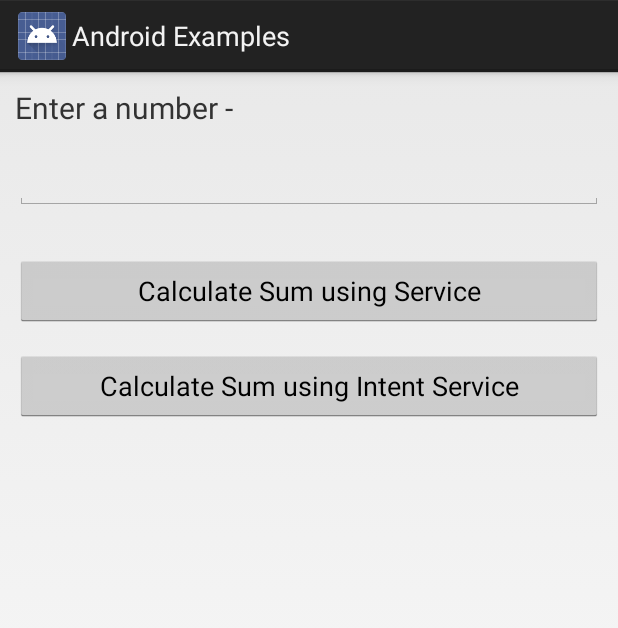
After one commit to VamsiSangam/AndroidExamples, an Android app: the SumServiceActivity screen opened directly, with no data from a screen before it, on a phone screen of 412 x 824 dp. The commit adds this screen. Shown: the top 628 px of the screen. Run offline under Robolectric (Android 15) with nearby library versions, the phone set to English and light mode, and no system bars.

Commit message:
Added Service and IntentService examples

```diff
--- a/app/src/main/AndroidManifest.xml
+++ b/app/src/main/AndroidManifest.xml
@@ -32,7 +32,10 @@
         <activity android:name=".BirthdayCalculatorActivity" />
         <activity android:name=".UserPreferencesActivity" />
         <activity android:name=".ReadWritePreferencesActivity" />
-        <activity android:name=".AsyncTaskDemoActivity"></activity>
+        <activity android:name=".AsyncTaskDemoActivity" />
+        <activity android:name=".SumServiceActivity"/>
+        <service android:name=".SumService"/>
+        <service android:name=".SumIntentService"/>
     </application>
 
 </manifest>
--- a/app/src/main/java/com/vamsisangam/androidexamples/HomeActivity.java
+++ b/app/src/main/java/com/vamsisangam/androidexamples/HomeActivity.java
@@ -54,6 +54,7 @@ public class HomeActivity extends ListActivity {
         arr.add(new HomeActivityListItem("User Preferences", "Set your user preferences. The layout is automatically generated by Android itself!"));
         arr.add(new HomeActivityListItem("Read/Write User Preferences", "Reads and writes user preferences from a custom .xml file. The layout is not generated and the code to read/write to preferences XML file is manually written."));
         arr.add(new HomeActivityListItem("Calculate sum of first N numbers", "Calculates the sum of first N numbers in a slow manner using AsyncTask. Notifies user after sum has been calculated."));
+        arr.add(new HomeActivityListItem("Sum of first N numbers", "Calculates the sum of first N numbers using a Service and an Intent Service. Sends a notification when done."));
 
         ArrayList<HashMap<String, String>> data = new ArrayList<>();
 
@@ -102,6 +103,7 @@ public class HomeActivity extends ListActivity {
         activityMap.put(13, UserPreferencesActivity.class);
         activityMap.put(14, ReadWritePreferencesActivity.class);
         activityMap.put(15, AsyncTaskDemoActivity.class);
+        activityMap.put(16, SumServiceActivity.class);
 
         lv.setOnItemClickListener(new AdapterView.OnItemClickListener() {
             @Override
--- /dev/null
+++ b/app/src/main/java/com/vamsisangam/androidexamples/SumServiceActivity.java
@@ -0,0 +1,36 @@
+package com.vamsisangam.androidexamples;
+
+import android.app.Activity;
+import android.content.Intent;
+import android.os.Bundle;
+import android.view.View;
+import android.widget.EditText;
+
+public class SumServiceActivity extends Activity {
+    EditText number;
+
+    @Override
+    protected void onCreate(Bundle savedInstanceState) {
+        super.onCreate(savedInstanceState);
+        setContentView(R.layout.activity_sum_service);
+        init();
+    }
+
+    private void init() {
+        number = (EditText) findViewById(R.id.SumServiceNumber);
+    }
+
+    public void calculateSumUsingService(View v) {
+        Intent intent = new Intent(this, SumService.class);
+
+        intent.putExtra("number", Integer.parseInt(number.getText().toString()));
+        startService(intent);
+    }
+
+    public void calculateSumUsingIntentService(View v) {
+        Intent intent = new Intent(this, SumIntentService.class);
+
+        intent.putExtra("number", Integer.parseInt(number.getText().toString()));
+        startService(intent);
+    }
+}
--- /dev/null
+++ b/app/src/main/res/layout/activity_sum_service.xml
@@ -0,0 +1,32 @@
+<?xml version="1.0" encoding="utf-8"?>
+<LinearLayout xmlns:android="http://schemas.android.com/apk/res/android"
+    xmlns:tools="http://schemas.android.com/tools"
+    android:layout_width="match_parent"
+    android:layout_height="match_parent"
+    tools:context="com.vamsisangam.androidexamples.SumServiceActivity"
+    android:orientation="vertical"
+    android:padding="10dp">
+    <TextView
+        android:layout_width="match_parent"
+        android:layout_height="wrap_content"
+        android:text="Enter a number -"
+        android:textSize="20sp"/>
+    <EditText
+        android:layout_width="match_parent"
+        android:layout_height="wrap_content"
+        android:inputType="number"
+        android:id="@+id/SumServiceNumber"
+        android:layout_marginTop="15dp"/>
+    <Button
+        android:layout_width="match_parent"
+        android:layout_height="wrap_content"
+        android:text="Calculate Sum using Service"
+        android:layout_marginTop="30dp"
+        android:onClick="calculateSumUsingService"/>
+    <Button
+        android:layout_width="match_parent"
+        android:layout_height="wrap_content"
+        android:text="Calculate Sum using Intent Service"
+        android:layout_marginTop="15dp"
+        android:onClick="calculateSumUsingIntentService"/>
+</LinearLayout>
```
Also changed, not shown: app/src/main/java/com/vamsisangam/androidexamples/App.java (added, +10 -0 lines), app/src/main/java/com/vamsisangam/androidexamples/SumIntentService.java (added, +59 -0 lines), app/src/main/java/com/vamsisangam/androidexamples/SumService.java (added, +85 -0 lines). Lines whose indentation alone changed are shown as unchanged.
